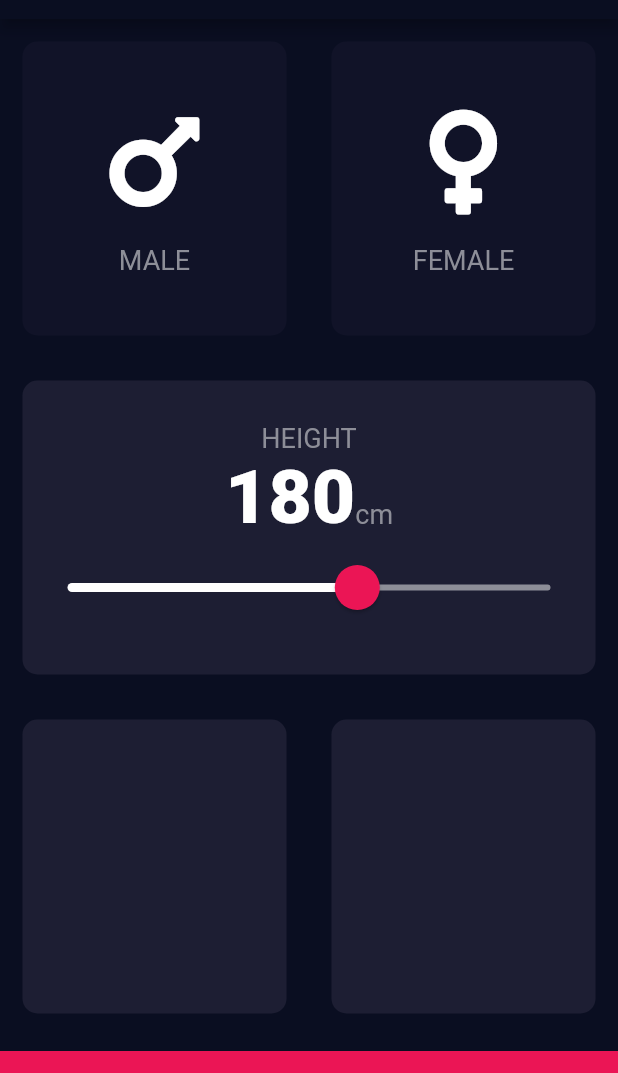
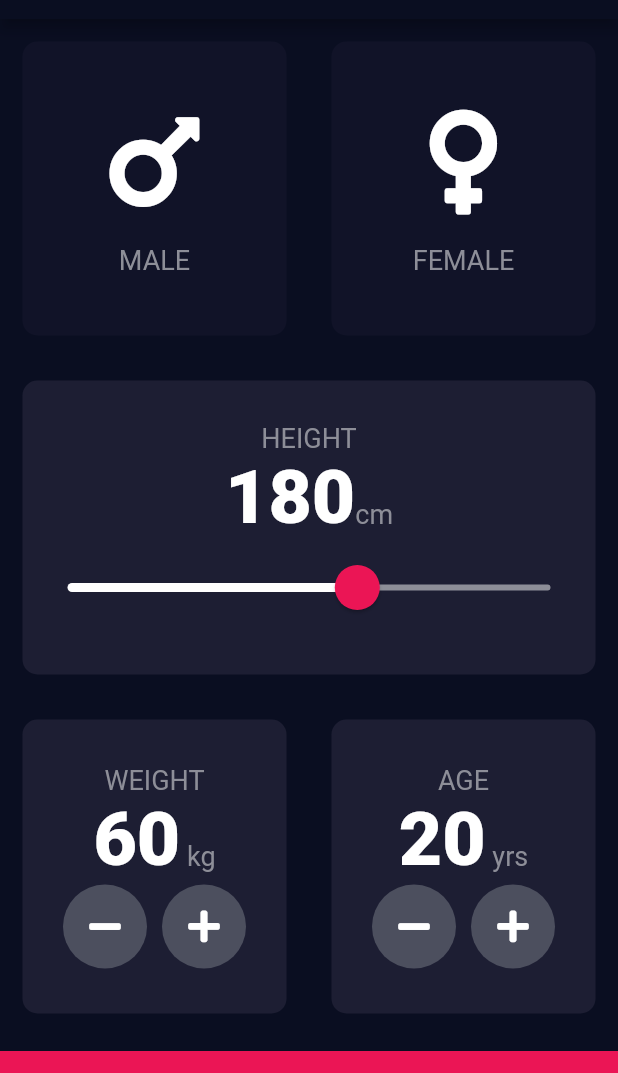
Before and after one commit to epanganiban/flutter-brew, a Flutter app: the screen it shows after launch, on a phone screen of 412 x 824 dp, the part 65-1138 px from its top. Run offline on Flutter 3.47's test engine with Material 2 defaults, Android fonts, the phone set to English and light mode, and no system bars; our stand-ins replace audioplayers, font_awesome_flutter, rflutter_alert, tuple.

Commit message:
Completed UI for first screen

```diff
--- a/09-bmi_calculator/lib/input_page.dart
+++ b/09-bmi_calculator/lib/input_page.dart
@@ -1,3 +1,4 @@
+import 'package:flutter/cupertino.dart';
 import 'package:flutter/material.dart';
 import 'package:font_awesome_flutter/font_awesome_flutter.dart';
 import 'icon_content.dart';
@@ -17,6 +18,8 @@
 class _InputPageState extends State<InputPage> {
   Gender selectedGender;
   int height = 180;
+  int weight = 60;
+  int age = 20;
 
   @override
   Widget build(BuildContext context) {
@@ -96,7 +99,7 @@
                       inactiveTrackColor: Color(0XFF8D8E98),
                       thumbColor: Color(0xFFEB1555),
                       thumbShape: RoundSliderThumbShape(
-                          enabledThumbRadius: 15.0,
+                        enabledThumbRadius: 15.0,
                       ),
                       overlayShape: RoundSliderOverlayShape(
                         overlayRadius: 30.0,
@@ -107,7 +110,7 @@
                       value: height.toDouble(),
                       min: kMinHeight,
                       max: kMaxHeight,
-                      onChanged: (double newValue){
+                      onChanged: (double newValue) {
                         setState(() {
                           height = newValue.toInt();
                         });
@@ -124,11 +127,107 @@
                 Expanded(
                   child: ReusableCard(
                     color: kActiveCardColor,
+                    cardChild: Column(
+                      mainAxisAlignment: MainAxisAlignment.center,
+                      children: [
+                        Text(
+                          'WEIGHT',
+                          style: kLabelTextStyle,
+                        ),
+                        Row(
+                          mainAxisAlignment: MainAxisAlignment.center,
+                          crossAxisAlignment: CrossAxisAlignment.baseline,
+                          textBaseline: TextBaseline.alphabetic,
+                          children: [
+                            Text(
+                              weight.toString(),
+                              style: kNumberTextStyle,
+                            ),
+                            Text(
+                              ' kg',
+                              style: kLabelTextStyle,
+                            ),
+                          ],
+                        ),
+                        Row(
+                          mainAxisAlignment: MainAxisAlignment.center,
+                          children: [
+                            RoundIconButton(
+                              icon: FontAwesomeIcons.minus,
+                              onPressed: (){
+                                setState(() {
+                                  weight--;
+                                });
+                              },
+                            ),
+                            SizedBox(
+                              width: 10.0,
+                            ),
+                            RoundIconButton(
+                              icon: FontAwesomeIcons.plus,
+                              onPressed: (){
+                                setState(() {
+                                  weight++;
+                                });
+                              },
+                            ),
+                          ],
+                        ),
+                      ],
+                    ),
                   ),
                 ),
                 Expanded(
                   child: ReusableCard(
                     color: kActiveCardColor,
+                    cardChild: Column(
+                      mainAxisAlignment: MainAxisAlignment.center,
+                      children: [
+                        Text(
+                          'AGE',
+                          style: kLabelTextStyle,
+                        ),
+                        Row(
+                          mainAxisAlignment: MainAxisAlignment.center,
+                          crossAxisAlignment: CrossAxisAlignment.baseline,
+                          textBaseline: TextBaseline.alphabetic,
+                          children: [
+                            Text(
+                              age.toString(),
+                              style: kNumberTextStyle,
+                            ),
+                            Text(
+                              ' yrs',
+                              style: kLabelTextStyle,
+                            ),
+                          ],
+                        ),
+                        Row(
+                          mainAxisAlignment: MainAxisAlignment.center,
+                          children: [
+                            RoundIconButton(
+                              icon: FontAwesomeIcons.minus,
+                              onPressed: (){
+                                setState(() {
+                                  age--;
+                                });
+                              },
+                            ),
+                            SizedBox(
+                              width: 10.0,
+                            ),
+                            RoundIconButton(
+                              icon: FontAwesomeIcons.plus,
+                              onPressed: (){
+                                setState(() {
+                                  age++;
+                                });
+                              },
+                            ),
+                          ],
+                        ),
+                      ],
+                    ),
                   ),
                 ),
               ],
@@ -145,3 +244,23 @@
     );
   }
 }
+
+class RoundIconButton extends StatelessWidget {
+  final IconData icon;
+  final Function onPressed;
+  RoundIconButton({@required this.icon, @required this.onPressed});
+  @override
+  Widget build(BuildContext context) {
+    return RawMaterialButton(
+      onPressed: onPressed,
+      child: Icon(this.icon),
+      constraints: BoxConstraints.tightFor(
+        width: 56.0,
+        height: 56.0,
+      ),
+      elevation: 0.0,
+      fillColor: Color(0xFF4C4F5E),
+      shape: CircleBorder(),
+    );
+  }
+}
```
